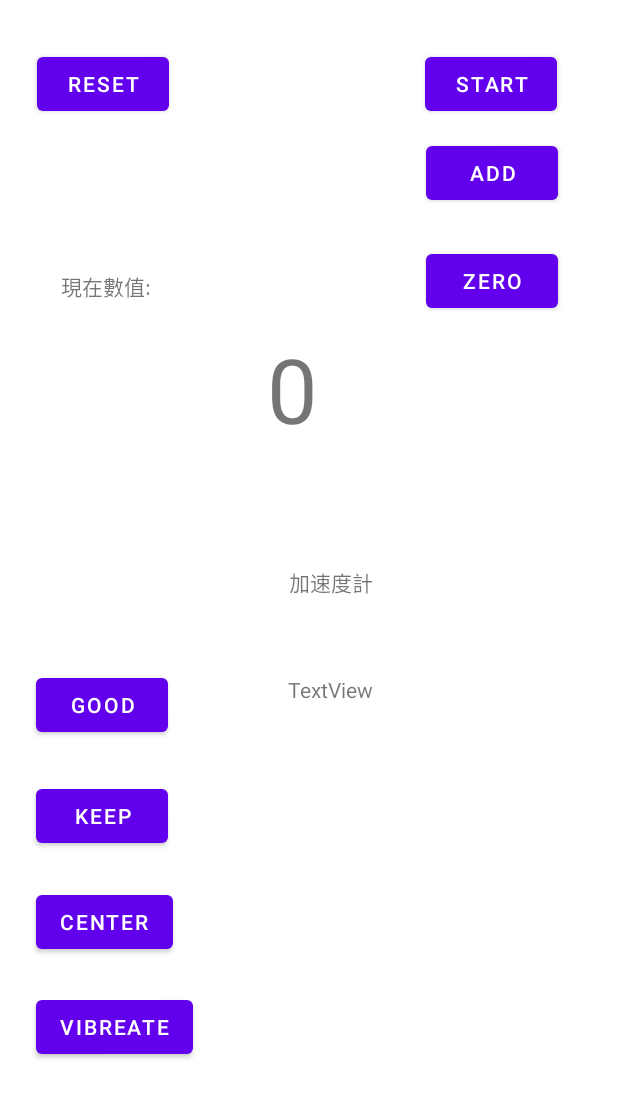
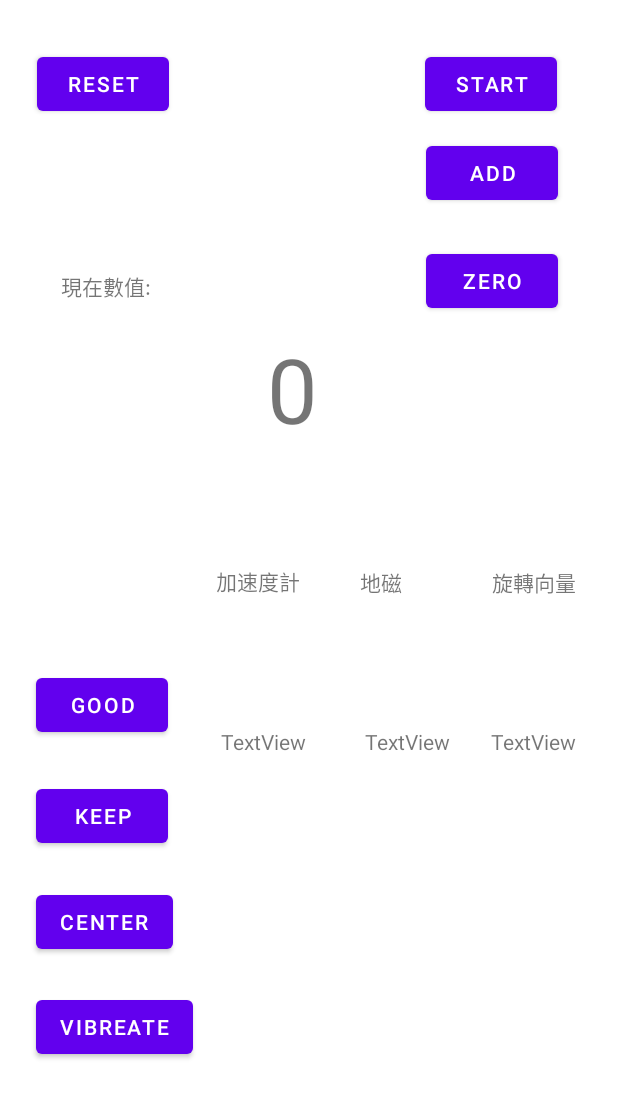
Before and after one commit to yanyanCHEN588/basework_test, an Android app: the ViewActivity screen opened directly, with no data from a screen before it, on a phone screen of 412 x 824 dp. Shown: the top 1098 px of the screen. Run offline under Robolectric (Android 15) with nearby library versions, the phone set to English and light mode, and no system bars.

Commit message:
Multi-sensors read

```diff
--- a/app/src/main/java/com/example/basework_test/ViewActivity.java
+++ b/app/src/main/java/com/example/basework_test/ViewActivity.java
@@ -76,9 +76,9 @@ public class ViewActivity extends AppCompatActivity implements OnClickListener,
     }
 
     //sensor
-    SensorManager sm;
-    Sensor sr;
-    TextView tv_acce;
+    SensorManager mSensorManger;
+    Sensor mAccelerometer,mRotationVector,mMagnetic;
+    TextView tv_acce,tv_magnetic,tv_rotateVector;
 
     @Override
     protected void onCreate(Bundle savedInstanceState) {
@@ -127,9 +127,14 @@ public class ViewActivity extends AppCompatActivity implements OnClickListener,
 //        //ms
 //        String info_t1m = Long.toString(totalMilliSeconds);
 //        Log.i("test","System:"+info_t1m);
-        sm = (SensorManager) getSystemService(SENSOR_SERVICE);//由系統取得感測器管理員
-        sr = sm.getDefaultSensor(Sensor.TYPE_ACCELEROMETER); //取得加速度感應器
+        //在onCreata宣告物件 關於Sensor
+        mSensorManger = (SensorManager) getSystemService(SENSOR_SERVICE);//由系統取得感測器管理員
+        mAccelerometer = mSensorManger.getDefaultSensor(Sensor.TYPE_ACCELEROMETER); //取得加速度感應器
+        mMagnetic = mSensorManger.getDefaultSensor(Sensor.TYPE_MAGNETIC_FIELD); //取得地磁感應器
+        mRotationVector = mSensorManger.getDefaultSensor(Sensor.TYPE_ROTATION_VECTOR); //取得旋轉向量感測器
         tv_acce = findViewById(R.id.tv_acce);
+        tv_magnetic = findViewById(R.id.tv_magnetic);
+        tv_rotateVector = findViewById(R.id.tv_rotateVerctor);
 
 
     }
@@ -280,7 +285,20 @@ public class ViewActivity extends AppCompatActivity implements OnClickListener,
 
     @Override
     public void onSensorChanged(SensorEvent sensorEvent) { //加速度計值改變時
-        tv_acce.setText(String.format("x軸: %1.2f\n\nY軸: %1.2f\n\nZ軸: %1.2f", sensorEvent.values[0],sensorEvent.values[1],sensorEvent.values[2]));
+        float x,y,z;
+        x=sensorEvent.values[0];
+        y=sensorEvent.values[1];
+        z=sensorEvent.values[2];
+        String sensorValue = String.format("x軸: %1.2f\n\nY軸: %1.2f\n\nZ軸: %1.2f", x,y,z);
+
+        if (sensorEvent.sensor.equals(mAccelerometer))
+            tv_acce.setText(sensorValue);
+        if (sensorEvent.sensor.equals(mMagnetic))
+            tv_magnetic .setText(sensorValue);
+        if (sensorEvent.sensor.equals(mRotationVector))
+            tv_rotateVector .setText(sensorValue);
+
+
 
     }
 
@@ -291,14 +309,20 @@ public class ViewActivity extends AppCompatActivity implements OnClickListener,
     @Override
     protected void onResume() {
         super.onResume();
-        sm.registerListener(this,sr,SensorManager.SENSOR_DELAY_UI); //註冊加速度感測的監聽物件
+
+        //SENSOR_DELAY_UI 可以調整感應頻率
+        mSensorManger.registerListener(this,mAccelerometer,SensorManager.SENSOR_DELAY_UI); //註冊加速度感測的監聽物件
+        mSensorManger.registerListener(this,mMagnetic,SensorManager.SENSOR_DELAY_UI); //註冊地磁感測的監聽物件
+        mSensorManger.registerListener(this,mRotationVector,SensorManager.SENSOR_DELAY_UI); //註冊旋轉向量感測的監聽物件
+
 
     }
 
     @Override
     protected void onPause() {
         super.onPause();
-        sm.unregisterListener(this);//取消 加速度感測的監聽物件
+        mSensorManger.unregisterListener(this);//取消 感測器的監聽 manger代表全部
+
     }
 
 
--- a/app/src/main/res/layout/activity_view.xml
+++ b/app/src/main/res/layout/activity_view.xml
@@ -140,22 +140,71 @@
         android:id="@+id/textView3"
         android:layout_width="wrap_content"
         android:layout_height="wrap_content"
-        android:layout_marginEnd="163dp"
+        android:layout_marginEnd="212dp"
         android:text="@string/txt_accelerometer"
+        app:layout_constraintBottom_toBottomOf="parent"
+        app:layout_constraintEnd_toEndOf="parent"
+        app:layout_constraintTop_toTopOf="parent"
+        app:layout_constraintVertical_bias="0.469" />
+
+    <TextView
+        android:id="@+id/tv_acce"
+        android:layout_width="wrap_content"
+        android:layout_height="wrap_content"
+        android:layout_marginTop="16dp"
+        android:layout_marginEnd="208dp"
+        android:layout_marginBottom="320dp"
+        android:text="TextView"
+        app:layout_constraintBottom_toBottomOf="parent"
+        app:layout_constraintEnd_toEndOf="parent"
+        app:layout_constraintTop_toBottomOf="@+id/textView3"
+        app:layout_constraintVertical_bias="1.0" />
+
+    <TextView
+        android:id="@+id/textView6"
+        android:layout_width="wrap_content"
+        android:layout_height="wrap_content"
+        android:layout_marginEnd="144dp"
+        android:text="@string/txt_magnetic"
         app:layout_constraintBottom_toBottomOf="parent"
         app:layout_constraintEnd_toEndOf="parent"
         app:layout_constraintTop_toTopOf="parent"
         app:layout_constraintVertical_bias="0.47" />
 
     <TextView
-        android:id="@+id/tv_acce"
+        android:id="@+id/tv_magnetic"
         android:layout_width="wrap_content"
         android:layout_height="wrap_content"
-        android:layout_marginTop="16dp"
-        android:layout_marginEnd="163dp"
+        android:layout_marginTop="26dp"
+        android:layout_marginEnd="112dp"
         android:layout_marginBottom="320dp"
         android:text="TextView"
         app:layout_constraintBottom_toBottomOf="parent"
         app:layout_constraintEnd_toEndOf="parent"
-        app:layout_constraintTop_toBottomOf="@+id/textView3" />
+        app:layout_constraintTop_toBottomOf="@+id/textView6"
+        app:layout_constraintVertical_bias="1.0" />
+
+    <TextView
+        android:id="@+id/textView8"
+        android:layout_width="wrap_content"
+        android:layout_height="wrap_content"
+        android:layout_marginEnd="28dp"
+        android:text="@string/txt_rotation_vector"
+        app:layout_constraintBottom_toBottomOf="parent"
+        app:layout_constraintEnd_toEndOf="parent"
+        app:layout_constraintTop_toTopOf="parent"
+        app:layout_constraintVertical_bias="0.47" />
+
+    <TextView
+        android:id="@+id/tv_rotateVerctor"
+        android:layout_width="wrap_content"
+        android:layout_height="wrap_content"
+        android:layout_marginTop="30dp"
+        android:layout_marginEnd="28dp"
+        android:layout_marginBottom="320dp"
+        android:text="TextView"
+        app:layout_constraintBottom_toBottomOf="parent"
+        app:layout_constraintEnd_toEndOf="parent"
+        app:layout_constraintTop_toBottomOf="@+id/textView8"
+        app:layout_constraintVertical_bias="1.0" />
 </androidx.constraintlayout.widget.ConstraintLayout>
```
